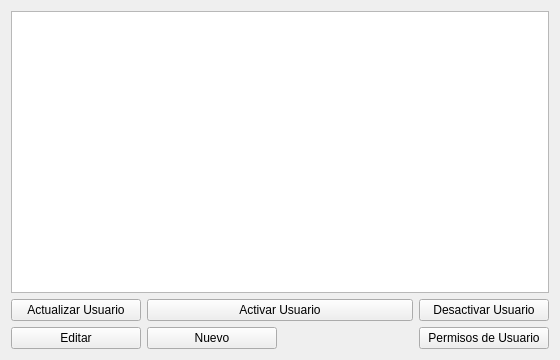
Old version of the form ui/ventana_usuario.ui in the repository Musthia/base-deposito.
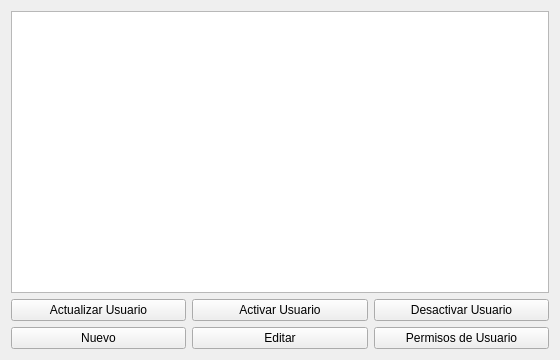
New version of the form.

```diff
--- a/ui/ventana_usuario.ui
+++ b/ui/ventana_usuario.ui
@@ -14,14 +14,7 @@
    <string>Manejo De Usuarios</string>
   </property>
   <layout class="QGridLayout" name="gridLayout">
-   <item row="1" column="3">
-    <widget class="QPushButton" name="pushButton_desactivar_usuario">
-     <property name="text">
-      <string>Desactivar Usuario</string>
-     </property>
-    </widget>
-   </item>
-   <item row="0" column="0" colspan="4">
+   <item row="0" column="0" colspan="3">
     <widget class="QTableView" name="tableViewlistar_usuarios"/>
    </item>
    <item row="1" column="0">
@@ -31,34 +24,41 @@
      </property>
     </widget>
    </item>
-   <item row="1" column="1" colspan="2">
+   <item row="1" column="1">
     <widget class="QPushButton" name="pushButton_activar_usuario">
      <property name="text">
       <string>Activar Usuario</string>
      </property>
     </widget>
    </item>
+   <item row="1" column="2">
+    <widget class="QPushButton" name="pushButton_desactivar_usuario">
+     <property name="text">
+      <string>Desactivar Usuario</string>
+     </property>
+    </widget>
+   </item>
    <item row="2" column="0">
+    <widget class="QPushButton" name="pushButton_nuevo_usuario">
+     <property name="text">
+      <string>Nuevo</string>
+     </property>
+    </widget>
+   </item>
+   <item row="2" column="1">
     <widget class="QPushButton" name="pushButton_editar_usuario">
      <property name="text">
       <string>Editar</string>
      </property>
     </widget>
    </item>
-   <item row="2" column="3">
+   <item row="2" column="2">
     <widget class="QPushButton" name="pushButton_permiso_usuario">
      <property name="text">
       <string>Permisos de Usuario</string>
      </property>
     </widget>
    </item>
-   <item row="2" column="1">
-    <widget class="QPushButton" name="pushButton_nuevo_usuario">
-     <property name="text">
-      <string>Nuevo</string>
-     </property>
-    </widget>
-   </item>
   </layout>
  </widget>
  <resources/>
```
